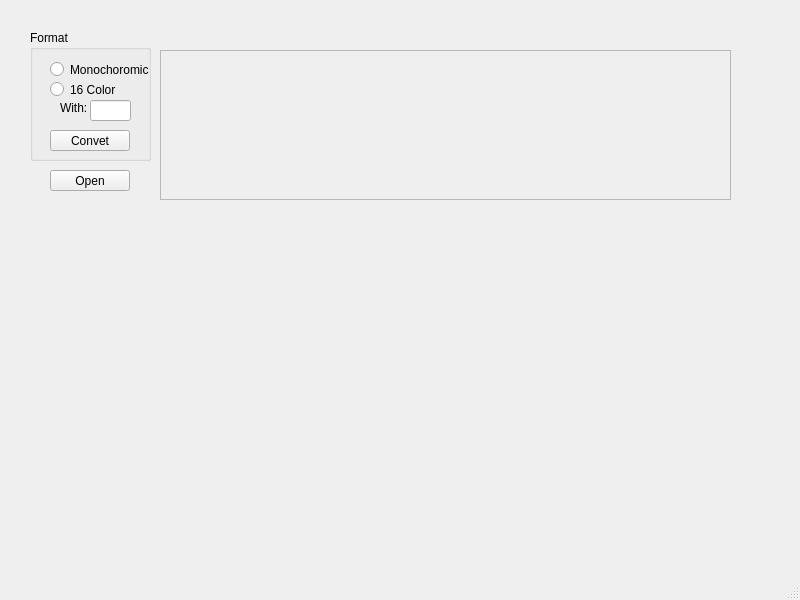
flishet/GUI-Bootloader, file mainwindow.ui: the form before one commit.
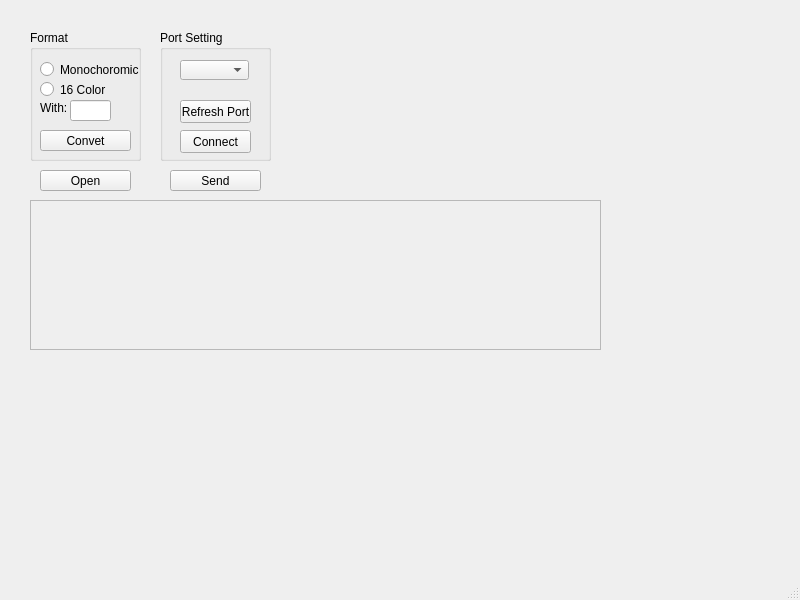
The form after the commit.

Commit message:
-port serial ezafeh shod
-protocole ersal emal shod

-ersal har 20ms anjam mishavd -->1403/07/27

Patch:
```diff
--- a/mainwindow.ui
+++ b/mainwindow.ui
@@ -19,7 +19,7 @@
      <rect>
       <x>30</x>
       <y>30</y>
-      <width>121</width>
+      <width>111</width>
       <height>131</height>
      </rect>
     </property>
@@ -29,7 +29,7 @@
     <widget class="QRadioButton" name="format_mono">
      <property name="geometry">
       <rect>
-       <x>20</x>
+       <x>10</x>
        <y>30</y>
        <width>101</width>
        <height>19</height>
@@ -42,7 +42,7 @@
     <widget class="QRadioButton" name="format_16color">
      <property name="geometry">
       <rect>
-       <x>20</x>
+       <x>10</x>
        <y>50</y>
        <width>84</width>
        <height>19</height>
@@ -55,9 +55,9 @@
     <widget class="QPushButton" name="btn_convert">
      <property name="geometry">
       <rect>
-       <x>20</x>
+       <x>10</x>
        <y>100</y>
-       <width>80</width>
+       <width>91</width>
        <height>21</height>
       </rect>
      </property>
@@ -68,7 +68,7 @@
     <widget class="QLineEdit" name="lineEdit">
      <property name="geometry">
       <rect>
-       <x>60</x>
+       <x>40</x>
        <y>70</y>
        <width>41</width>
        <height>21</height>
@@ -84,7 +84,7 @@
     <widget class="QLabel" name="label_2">
      <property name="geometry">
       <rect>
-       <x>30</x>
+       <x>10</x>
        <y>70</y>
        <width>31</width>
        <height>16</height>
@@ -98,8 +98,8 @@
    <widget class="QScrollArea" name="scrollArea">
     <property name="geometry">
      <rect>
-      <x>160</x>
-      <y>50</y>
+      <x>30</x>
+      <y>200</y>
       <width>571</width>
       <height>150</height>
      </rect>
@@ -121,9 +121,9 @@
    <widget class="QPushButton" name="btn_open">
     <property name="geometry">
      <rect>
-      <x>50</x>
+      <x>40</x>
       <y>170</y>
-      <width>80</width>
+      <width>91</width>
       <height>21</height>
      </rect>
     </property>
@@ -131,6 +131,74 @@
      <string>Open</string>
     </property>
    </widget>
+   <widget class="QGroupBox" name="groupBox_2">
+    <property name="geometry">
+     <rect>
+      <x>160</x>
+      <y>30</y>
+      <width>111</width>
+      <height>131</height>
+     </rect>
+    </property>
+    <property name="title">
+     <string>Port Setting</string>
+    </property>
+    <widget class="QComboBox" name="combo_port">
+     <property name="geometry">
+      <rect>
+       <x>20</x>
+       <y>30</y>
+       <width>69</width>
+       <height>20</height>
+      </rect>
+     </property>
+    </widget>
+    <widget class="QPushButton" name="btn_port">
+     <property name="geometry">
+      <rect>
+       <x>20</x>
+       <y>100</y>
+       <width>71</width>
+       <height>23</height>
+      </rect>
+     </property>
+     <property name="sizePolicy">
+      <sizepolicy hsizetype="Fixed" vsizetype="Fixed">
+       <horstretch>0</horstretch>
+       <verstretch>0</verstretch>
+      </sizepolicy>
+     </property>
+     <property name="text">
+      <string>Connect</string>
+     </property>
+    </widget>
+    <widget class="QPushButton" name="pushButton_2">
+     <property name="geometry">
+      <rect>
+       <x>20</x>
+       <y>70</y>
+       <width>71</width>
+       <height>23</height>
+      </rect>
+     </property>
+     <property name="text">
+      <string>Refresh Port</string>
+     </property>
+    </widget>
+   </widget>
+   <widget class="QPushButton" name="btn_send">
+    <property name="geometry">
+     <rect>
+      <x>170</x>
+      <y>170</y>
+      <width>91</width>
+      <height>21</height>
+     </rect>
+    </property>
+    <property name="text">
+     <string>Send</string>
+    </property>
+   </widget>
   </widget>
   <widget class="QStatusBar" name="statusbar"/>
  </widget>
```
The commit also changes 4 other files.
